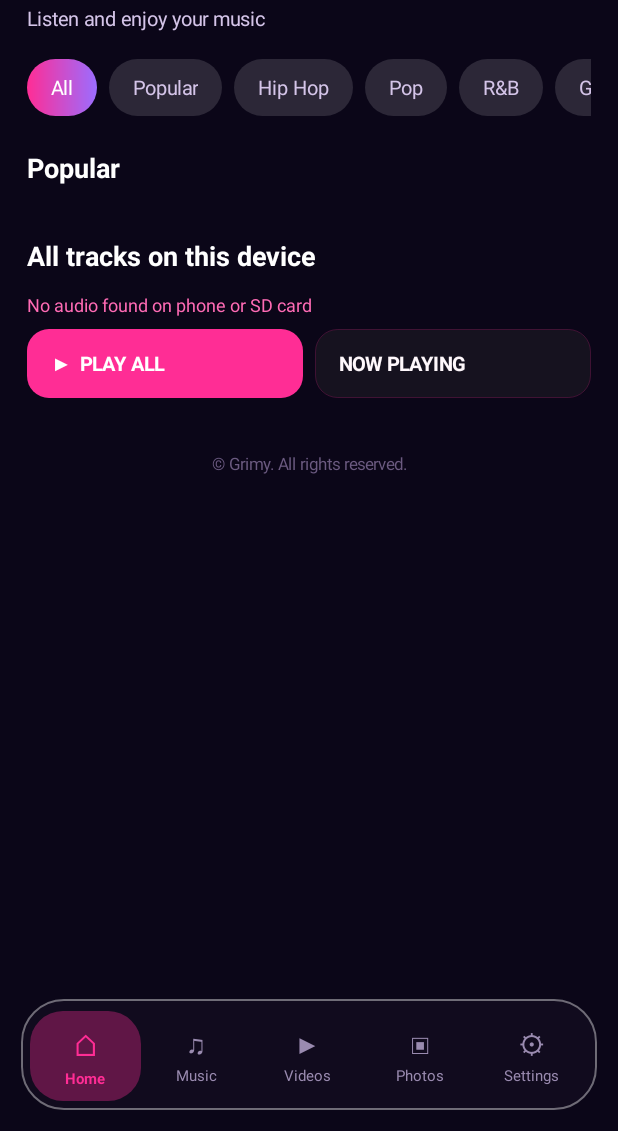
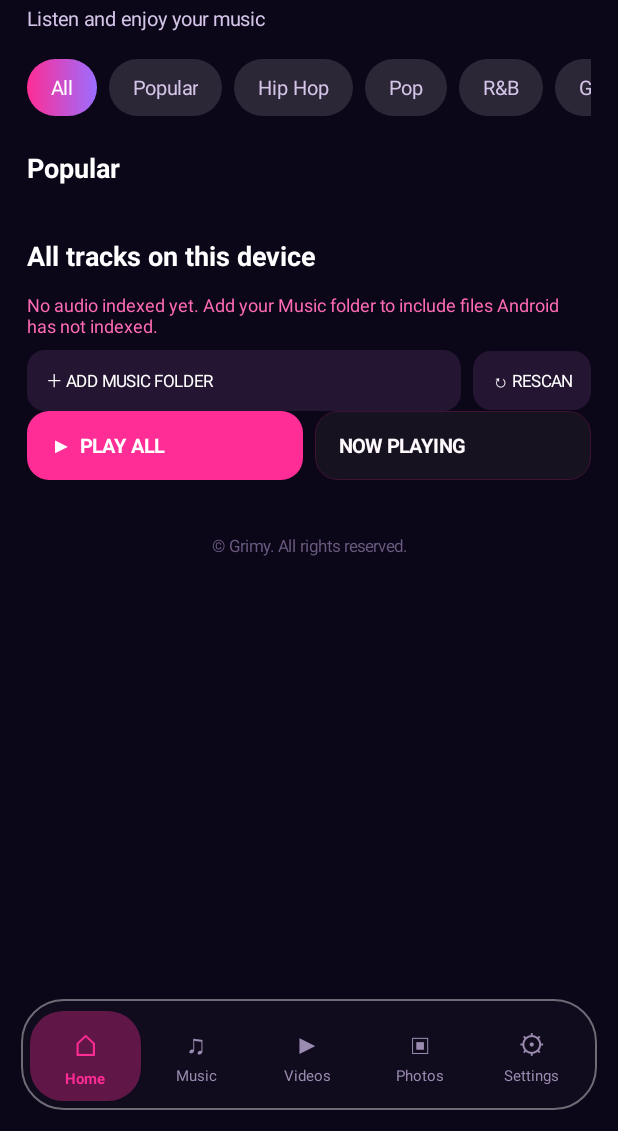
Before and after one commit to sarahbanaah-jpg/MEDIAHUB-PRO, an Android app: the fragment MusicFragment placed in its activity, on a phone screen of 412 x 824 dp, the part 105-1236 px from its top. Run offline under Robolectric (Android 15) with nearby library versions, the phone set to English and light mode, and no system bars; pictures from the network do not load; 5 statements that could not run were skipped.

Commit message:
Request music permission and add folder scan and rescan controls

```diff
--- a/app/src/main/java/com/mediahub/rebuilt/ui/music/MusicFragment.kt
+++ b/app/src/main/java/com/mediahub/rebuilt/ui/music/MusicFragment.kt
@@ -1,6 +1,9 @@
 package com.mediahub.rebuilt.ui.music
 
+import android.Manifest
 import android.content.ComponentName
+import android.content.pm.PackageManager
+import android.os.Build
 import android.content.Intent
 import android.graphics.Typeface
 import android.graphics.drawable.GradientDrawable
@@ -13,6 +16,7 @@ import android.widget.HorizontalScrollView
 import android.widget.ImageView
 import android.widget.LinearLayout
 import android.widget.TextView
+import androidx.activity.result.contract.ActivityResultContracts
 import androidx.core.content.ContextCompat
 import androidx.fragment.app.Fragment
 import androidx.lifecycle.lifecycleScope
@@ -39,6 +43,20 @@ class MusicFragment : Fragment() {
     private lateinit var status: TextView
     private lateinit var songList: RecyclerView
     private lateinit var popularRow: LinearLayout
+    private val audioPermission = registerForActivityResult(ActivityResultContracts.RequestPermission()) { granted ->
+        if (granted) refreshLibrary() else if (isAdded) status.text = "Allow Music and audio access in Android settings to show your full music library."
+    }
+    private val folderPicker = registerForActivityResult(ActivityResultContracts.OpenDocumentTree()) { uri ->
+        if (uri != null && isAdded) {
+            try {
+                requireContext().contentResolver.takePersistableUriPermission(uri, Intent.FLAG_GRANT_READ_URI_PERMISSION)
+                MediaRepository.rememberMusicFolder(requireContext(), uri)
+                refreshLibrary()
+            } catch (error: Exception) {
+                status.text = "Could not access that folder: ${error.localizedMessage ?: "permission unavailable"}"
+            }
+        }
+    }
 
     override fun onCreateView(inflater: LayoutInflater, container: ViewGroup?, savedInstanceState: Bundle?): View {
         val scroll = android.widget.ScrollView(requireContext()).apply {
@@ -135,6 +153,28 @@ class MusicFragment : Fragment() {
         }
         root.addView(status)
 
+        val libraryActions = LinearLayout(requireContext()).apply { orientation = LinearLayout.HORIZONTAL }
+        libraryActions.addView(TextView(requireContext()).apply {
+            text = "＋ ADD MUSIC FOLDER"
+            setTextColor(0xFFFFFFFF.toInt())
+            textSize = 11f
+            setPadding(dp(13), dp(12), dp(13), dp(12))
+            background = GradientDrawable().apply { setColor(0xFF241632.toInt()); cornerRadius = dp(12).toFloat() }
+            isClickable = true
+            setOnClickListener { folderPicker.launch(null) }
+            layoutParams = LinearLayout.LayoutParams(0, -2, 1f).apply { marginEnd = dp(8) }
+        })
+        libraryActions.addView(TextView(requireContext()).apply {
+            text = "↻ RESCAN"
+            setTextColor(0xFFFFFFFF.toInt())
+            textSize = 11f
+            setPadding(dp(13), dp(12), dp(13), dp(12))
+            background = GradientDrawable().apply { setColor(0xFF241632.toInt()); cornerRadius = dp(12).toFloat() }
+            isClickable = true
+            setOnClickListener { refreshLibrary() }
+        })
+        root.addView(libraryActions)
+
         val row = LinearLayout(requireContext()).apply { orientation = LinearLayout.HORIZONTAL }
         row.addView(TextView(requireContext()).apply {
             text = "▶  PLAY ALL"
@@ -191,20 +231,32 @@ class MusicFragment : Fragment() {
     }
 
     override fun onViewCreated(view: View, savedInstanceState: Bundle?) {
+        if (hasAudioPermission()) refreshLibrary() else audioPermission.launch(requiredAudioPermission())
+    }
+
+    override fun onResume() {
+        super.onResume()
+        if (isAdded && hasAudioPermission() && songs.isEmpty()) refreshLibrary()
+    }
+
+    private fun requiredAudioPermission(): String = if (Build.VERSION.SDK_INT >= 33) Manifest.permission.READ_MEDIA_AUDIO else Manifest.permission.READ_EXTERNAL_STORAGE
+
+    private fun hasAudioPermission(): Boolean = ContextCompat.checkSelfPermission(requireContext(), requiredAudioPermission()) == PackageManager.PERMISSION_GRANTED
+
+    private fun refreshLibrary() {
+        if (!isAdded || !hasAudioPermission()) return
+        status.text = "Scanning all phone, SD card and added music folders…"
         viewLifecycleOwner.lifecycleScope.launch {
-            songs = MediaRepository.loadMusic(requireContext())
-            status.text = if (songs.isEmpty()) {
-                "No audio found on phone or SD card"
-            } else {
-                "${songs.size} tracks (phone + SD card)"
+            try {
+                songs = MediaRepository.loadMusic(requireContext())
+                if (!isAdded) return@launch
+                status.text = if (songs.isEmpty()) "No audio indexed yet. Add your Music folder to include files Android has not indexed." else "${songs.size} audio files found · phone, SD card and added folders"
+                popularRow.removeAllViews()
+                songs.take(8).forEachIndexed { index, song -> popularRow.addView(popularCard(song, index)) }
+                songList.adapter = SongAdapter(songs) { playAt(it) }
+            } catch (error: Exception) {
+                if (isAdded) status.text = "Music scan failed: ${error.localizedMessage ?: "unknown error"}"
             }
-
-            popularRow.removeAllViews()
-            songs.take(8).forEachIndexed { index, song ->
-                popularRow.addView(popularCard(song, index))
-            }
-
-            songList.adapter = SongAdapter(songs) { playAt(it) }
         }
     }
 
```
